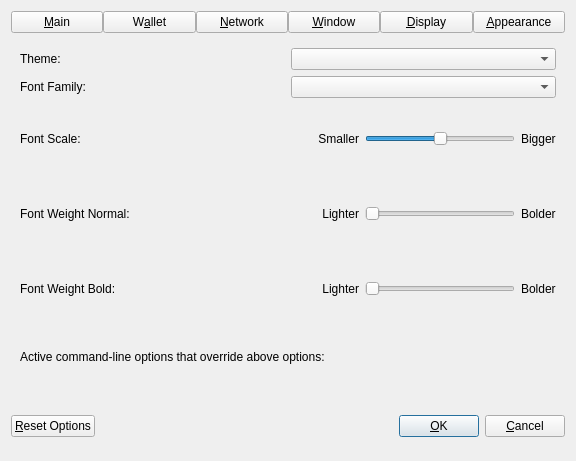
Old version of the form src/qt/forms/optionsdialog.ui in the repository xdustinface/dash.
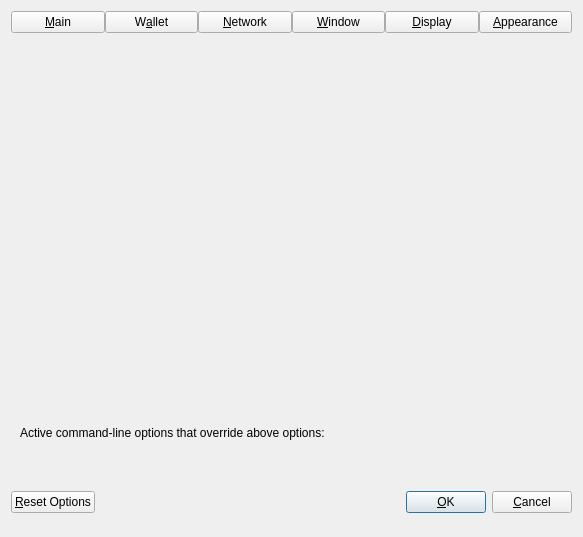
New version of the form. The open tabs and pages were chosen to show the change. Custom widgets are drawn as their Qt base class.

```diff
--- a/src/qt/forms/optionsdialog.ui
+++ b/src/qt/forms/optionsdialog.ui
@@ -6,10 +6,16 @@
    <rect>
     <x>0</x>
     <y>0</y>
-    <width>576</width>
-    <height>402</height>
+    <width>583</width>
+    <height>537</height>
    </rect>
   </property>
+  <property name="sizePolicy">
+   <sizepolicy hsizetype="Fixed" vsizetype="Fixed">
+    <horstretch>0</horstretch>
+    <verstretch>0</verstretch>
+   </sizepolicy>
+  </property>
   <property name="windowTitle">
    <string>Options</string>
   </property>
@@ -874,272 +880,20 @@
      <widget class="QWidget" name="pageAppearance">
       <layout class="QVBoxLayout" name="verticalLayout_3">
        <item>
-        <layout class="QHBoxLayout" name="layoutTheme" stretch="0,0">
-         <item>
-          <widget class="QLabel" name="themeLabel">
-           <property name="text">
-            <string>Theme:</string>
-           </property>
-          </widget>
-         </item>
-         <item>
-          <widget class="QValueComboBox" name="theme"/>
-         </item>
-        </layout>
+        <widget class="QWidget" name="widgetAppearance" native="true"/>
        </item>
        <item>
-        <layout class="QHBoxLayout" name="layoutFamily" stretch="0,0">
-         <item>
-          <widget class="QLabel" name="lblFontFamily">
-           <property name="text">
-            <string>Font Family:</string>
-           </property>
-          </widget>
-         </item>
-         <item>
-          <widget class="QValueComboBox" name="fontFamily"/>
-         </item>
-        </layout>
-       </item>
-       <item>
-        <layout class="QHBoxLayout" name="layoutScale">
-         <property name="topMargin">
-          <number>0</number>
+        <spacer name="verticalSpacer_2">
+         <property name="orientation">
+          <enum>Qt::Vertical</enum>
          </property>
-         <item>
-          <widget class="QLabel" name="lblFontScale">
-           <property name="text">
-            <string>Font Scale:</string>
-           </property>
-          </widget>
-         </item>
-         <item>
-          <spacer name="horizontalSpacer">
-           <property name="orientation">
-            <enum>Qt::Horizontal</enum>
-           </property>
-           <property name="sizeType">
-            <enum>QSizePolicy::Expanding</enum>
-           </property>
-           <property name="sizeHint" stdset="0">
-            <size>
-             <width>80</width>
-             <height>20</height>
-            </size>
-           </property>
-          </spacer>
-         </item>
-         <item>
-          <widget class="QLabel" name="lblSmaller">
-           <property name="text">
-            <string>Smaller</string>
-           </property>
-           <property name="alignment">
-            <set>Qt::AlignRight|Qt::AlignTrailing|Qt::AlignVCenter</set>
-           </property>
-          </widget>
-         </item>
-         <item>
-          <widget class="QSlider" name="fontScaleSlider">
-           <property name="sizePolicy">
-            <sizepolicy hsizetype="Expanding" vsizetype="Fixed">
-             <horstretch>0</horstretch>
-             <verstretch>0</verstretch>
-            </sizepolicy>
-           </property>
-           <property name="minimumSize">
-            <size>
-             <width>150</width>
-             <height>0</height>
-            </size>
-           </property>
-           <property name="maximumSize">
-            <size>
-             <width>150</width>
-             <height>16777215</height>
-            </size>
-           </property>
-           <property name="minimum">
-            <number>-30</number>
-           </property>
-           <property name="maximum">
-            <number>30</number>
-           </property>
-           <property name="orientation">
-            <enum>Qt::Horizontal</enum>
-           </property>
-          </widget>
-         </item>
-         <item>
-          <widget class="QLabel" name="lblBigger">
-           <property name="text">
-            <string>Bigger</string>
-           </property>
-          </widget>
-         </item>
-        </layout>
-       </item>
-       <item>
-        <layout class="QHBoxLayout" name="layoutWeightNormal">
-         <property name="topMargin">
-          <number>0</number>
+         <property name="sizeHint" stdset="0">
+          <size>
+           <width>20</width>
+           <height>40</height>
+          </size>
          </property>
-         <item>
-          <widget class="QLabel" name="lblFontWeightNormal">
-           <property name="text">
-            <string>Font Weight Normal:</string>
-           </property>
-          </widget>
-         </item>
-         <item>
-          <spacer name="horizontalSpacer_3">
-           <property name="orientation">
-            <enum>Qt::Horizontal</enum>
-           </property>
-           <property name="sizeType">
-            <enum>QSizePolicy::Expanding</enum>
-           </property>
-           <property name="sizeHint" stdset="0">
-            <size>
-             <width>80</width>
-             <height>20</height>
-            </size>
-           </property>
-          </spacer>
-         </item>
-         <item>
-          <widget class="QLabel" name="lblLighterNormal">
-           <property name="text">
-            <string>Lighter</string>
-           </property>
-           <property name="alignment">
-            <set>Qt::AlignRight|Qt::AlignTrailing|Qt::AlignVCenter</set>
-           </property>
-          </widget>
-         </item>
-         <item>
-          <widget class="QSlider" name="fontWeightNormalSlider">
-           <property name="sizePolicy">
-            <sizepolicy hsizetype="Expanding" vsizetype="Fixed">
-             <horstretch>0</horstretch>
-             <verstretch>0</verstretch>
-            </sizepolicy>
-           </property>
-           <property name="minimumSize">
-            <size>
-             <width>150</width>
-             <height>0</height>
-            </size>
-           </property>
-           <property name="maximumSize">
-            <size>
-             <width>150</width>
-             <height>16777215</height>
-            </size>
-           </property>
-           <property name="minimum">
-            <number>0</number>
-           </property>
-           <property name="maximum">
-            <number>5</number>
-           </property>
-           <property name="value">
-            <number>0</number>
-           </property>
-           <property name="orientation">
-            <enum>Qt::Horizontal</enum>
-           </property>
-          </widget>
-         </item>
-         <item>
-          <widget class="QLabel" name="lblBolderNormal">
-           <property name="text">
-            <string>Bolder</string>
-           </property>
-          </widget>
-         </item>
-        </layout>
-       </item>
-       <item>
-        <layout class="QHBoxLayout" name="layoutWeightBold">
-         <property name="topMargin">
-          <number>0</number>
-         </property>
-         <item>
-          <widget class="QLabel" name="lblFontWeightBold">
-           <property name="text">
-            <string>Font Weight Bold:</string>
-           </property>
-          </widget>
-         </item>
-         <item>
-          <spacer name="horizontalSpacer_4">
-           <property name="orientation">
-            <enum>Qt::Horizontal</enum>
-           </property>
-           <property name="sizeType">
-            <enum>QSizePolicy::Expanding</enum>
-           </property>
-           <property name="sizeHint" stdset="0">
-            <size>
-             <width>80</width>
-             <height>20</height>
-            </size>
-           </property>
-          </spacer>
-         </item>
-         <item>
-          <widget class="QLabel" name="lblLighterBold">
-           <property name="text">
-            <string>Lighter</string>
-           </property>
-           <property name="alignment">
-            <set>Qt::AlignRight|Qt::AlignTrailing|Qt::AlignVCenter</set>
-           </property>
-          </widget>
-         </item>
-         <item>
-          <widget class="QSlider" name="fontWeightBoldSlider">
-           <property name="sizePolicy">
-            <sizepolicy hsizetype="Expanding" vsizetype="Fixed">
-             <horstretch>0</horstretch>
-             <verstretch>0</verstretch>
-            </sizepolicy>
-           </property>
-           <property name="minimumSize">
-            <size>
-             <width>150</width>
-             <height>0</height>
-            </size>
-           </property>
-           <property name="maximumSize">
-            <size>
-             <width>150</width>
-             <height>16777215</height>
-            </size>
-           </property>
-           <property name="minimum">
-            <number>3</number>
-           </property>
-           <property name="maximum">
-            <number>8</number>
-           </property>
-           <property name="value">
-            <number>3</number>
-           </property>
-           <property name="orientation">
-            <enum>Qt::Horizontal</enum>
-           </property>
-          </widget>
-         </item>
-         <item>
-          <widget class="QLabel" name="lblBolderBold">
-           <property name="text">
-            <string>Bolder</string>
-           </property>
-          </widget>
-         </item>
-        </layout>
+        </spacer>
        </item>
       </layout>
      </widget>
```
Left out of the diff: 2 changed lines with no effect on the pictures.
